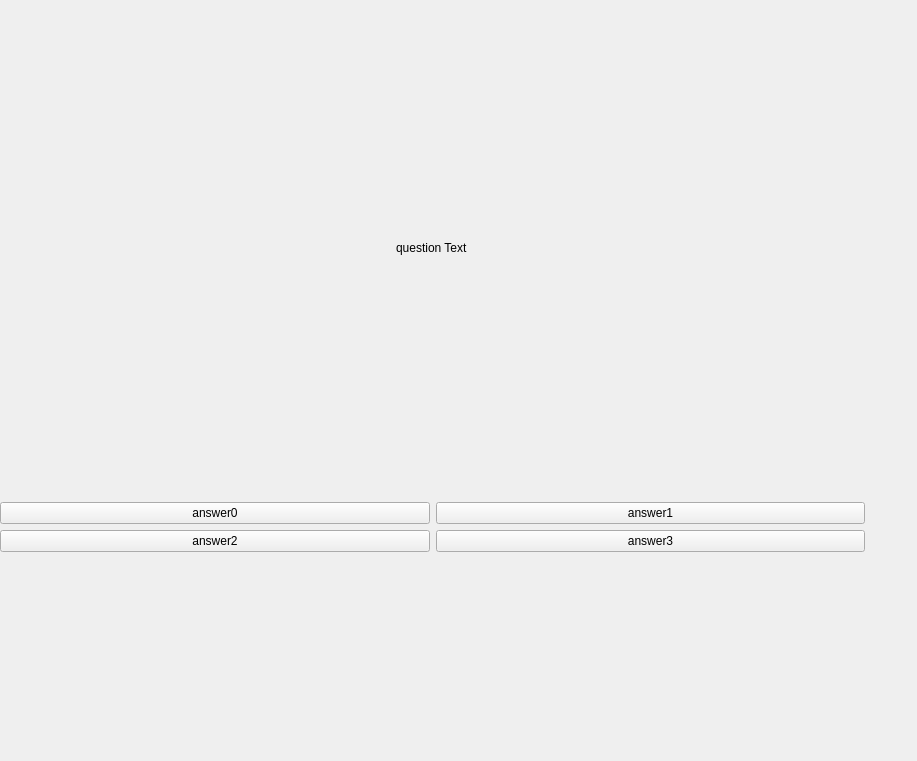
First picture: the form in QuestionZone/4ChoiceQuestion.ui, repository Callen44/DtWordTrainer, before the edit.
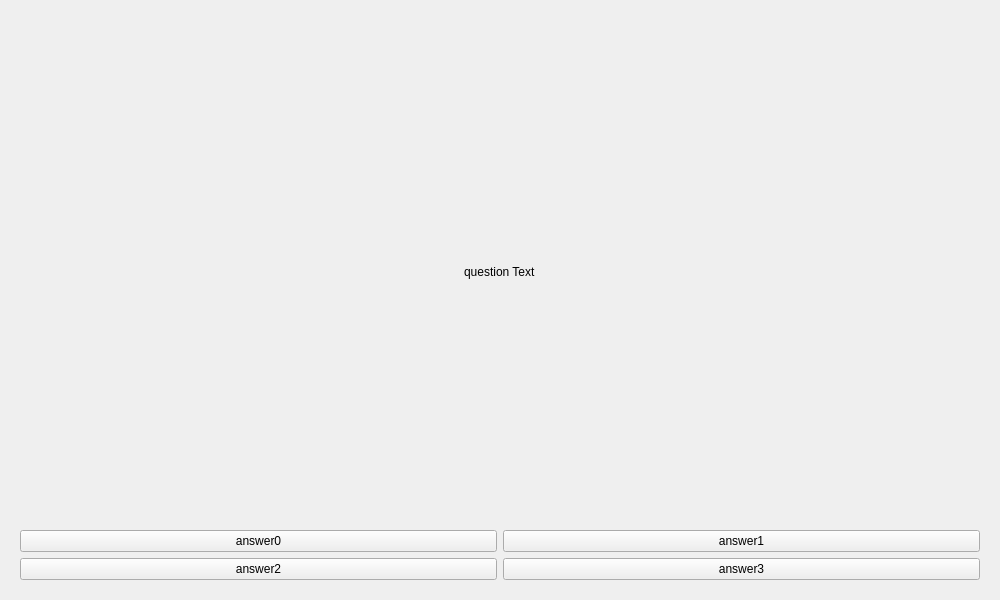
Second picture: the form after the edit.

Diff of the .ui file:
```diff
--- a/QuestionZone/4ChoiceQuestion.ui
+++ b/QuestionZone/4ChoiceQuestion.ui
@@ -6,43 +6,30 @@
    <rect>
     <x>0</x>
     <y>0</y>
-    <width>917</width>
-    <height>761</height>
+    <width>1000</width>
+    <height>600</height>
    </rect>
   </property>
+  <property name="maximumSize">
+   <size>
+    <width>1000</width>
+    <height>600</height>
+   </size>
+  </property>
   <property name="windowTitle">
    <string>Form</string>
   </property>
+  <layout class="QGridLayout" name="gridLayout">
+   <item row="0" column="0">
   <widget class="QWidget" name="container" native="true">
-   <property name="geometry">
-    <rect>
-     <x>0</x>
-     <y>0</y>
-     <width>865</width>
-     <height>568</height>
-    </rect>
-   </property>
    <property name="minimumSize">
     <size>
-     <width>865</width>
-     <height>0</height>
-    </size>
-   </property>
-   <property name="maximumSize">
-    <size>
-     <width>800</width>
-     <height>800</height>
-    </size>
-   </property>
-   <widget class="QWidget" name="verticalLayoutWidget_2">
-    <property name="geometry">
-     <rect>
-      <x>0</x>
-      <y>0</y>
-      <width>865</width>
-      <height>552</height>
-     </rect>
-    </property>
+       <width>500</width>
+       <height>500</height>
+      </size>
+     </property>
+     <layout class="QHBoxLayout" name="horizontalLayout">
+      <item>
     <layout class="QVBoxLayout" name="questionPanel">
      <item>
       <spacer name="verticalSpacer_3">
@@ -110,8 +97,11 @@
       </layout>
      </item>
     </layout>
-   </widget>
-  </widget>
+      </item>
+     </layout>
+    </widget>
+   </item>
+  </layout>
  </widget>
  <resources/>
  <connections/>
```
Lines whose indentation alone changed are shown as unchanged.
